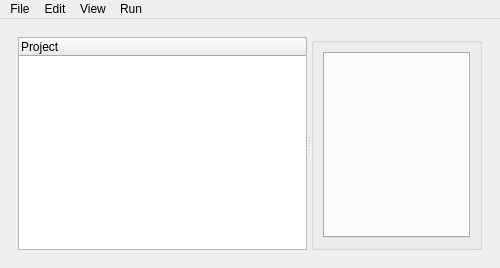
Qt form gui/ui_files/mainwindow.ui (OSUDSL/pydre) before a commit.
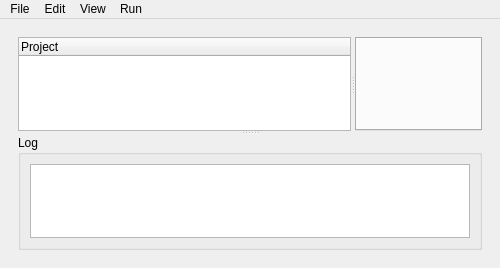
The same form after that commit. The open tabs and pages were chosen to show the change.

```diff
--- a/gui/ui_files/mainwindow.ui
+++ b/gui/ui_files/mainwindow.ui
@@ -142,8 +142,12 @@
        </layout>
       </widget>
       <widget class="QWidget" name="page_2">
-       <layout class="QVBoxLayout" name="verticalLayout_9">
+       <layout class="QVBoxLayout" name="verticalLayout_3">
         <item>
+         <widget class="QSplitter" name="splitter_2">
+          <property name="orientation">
+           <enum>Qt::Vertical</enum>
+          </property>
          <widget class="QSplitter" name="splitter">
           <property name="orientation">
            <enum>Qt::Horizontal</enum>
@@ -155,12 +159,6 @@
             </property>
            </column>
           </widget>
-          <widget class="QGroupBox" name="groupBox_2">
-           <property name="title">
-            <string/>
-           </property>
-           <layout class="QVBoxLayout" name="verticalLayout_3">
-            <item>
              <widget class="QTabWidget" name="pfile_tab">
               <property name="focusPolicy">
                <enum>Qt::TabFocus</enum>
@@ -178,6 +176,14 @@
                <bool>true</bool>
               </property>
              </widget>
+          </widget>
+          <widget class="QGroupBox" name="groupBox">
+           <property name="title">
+            <string>Log</string>
+           </property>
+           <layout class="QVBoxLayout" name="verticalLayout_9">
+            <item>
+             <widget class="QTextBrowser" name="textBrowser"/>
             </item>
            </layout>
           </widget>
```
Lines whose indentation alone changed are shown as unchanged.
